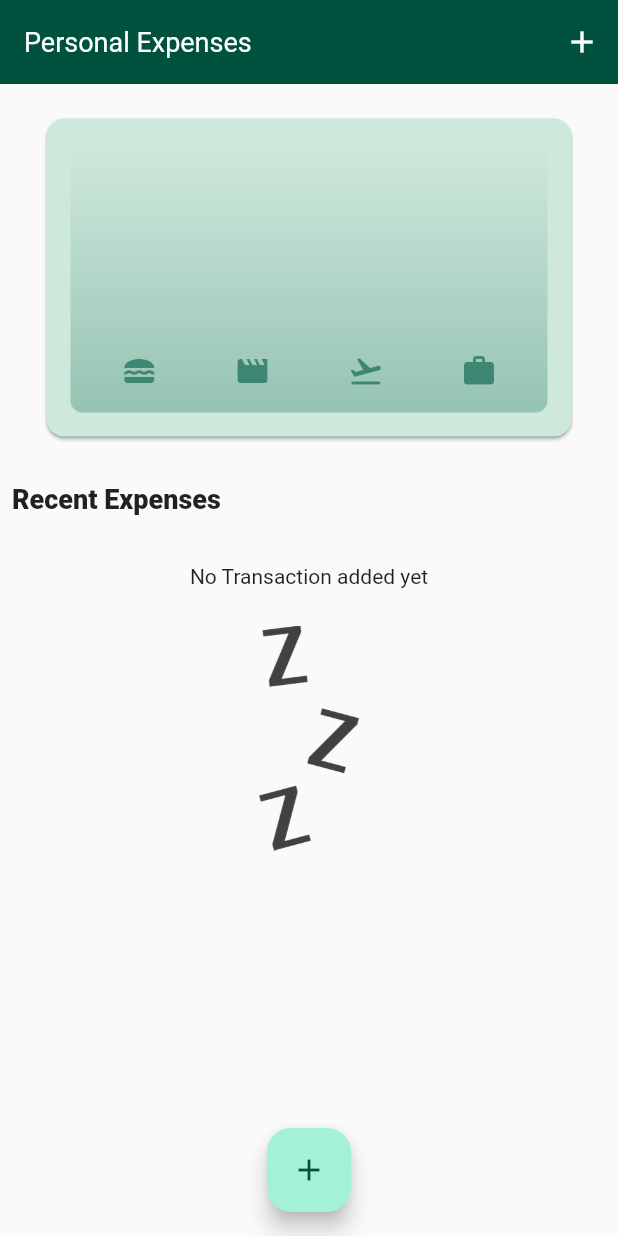
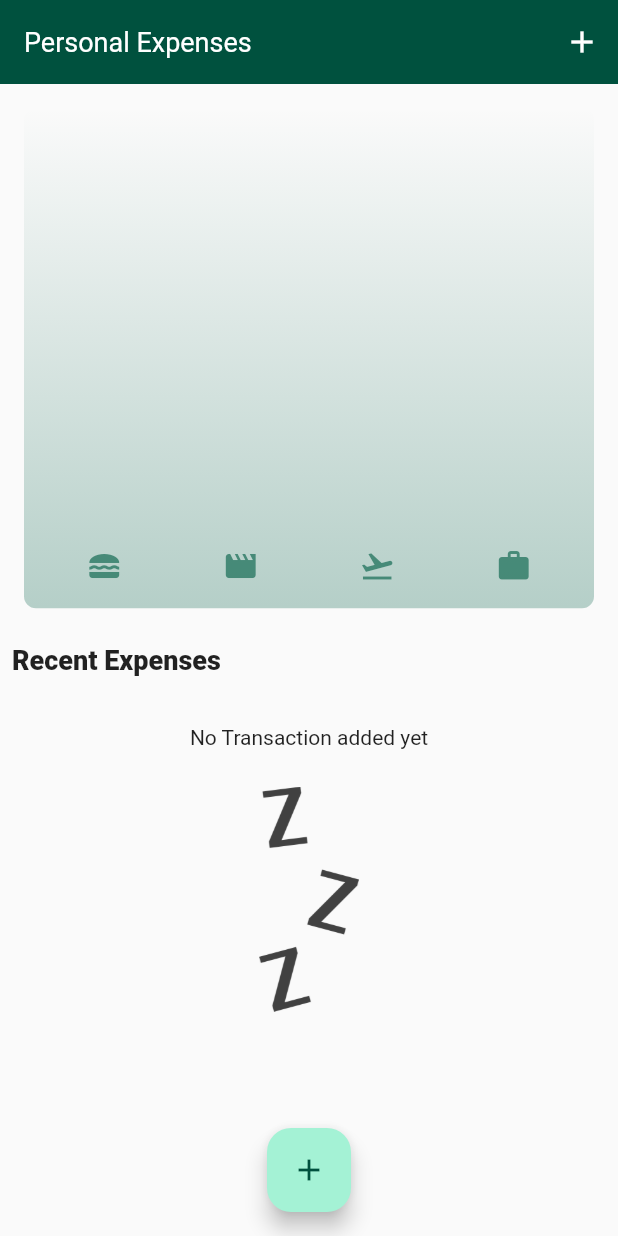
Before and after one commit to hassanbileh/Transaction, a Flutter app: the screen it shows after launch, on a phone screen of 412 x 824 dp. Run offline on Flutter 3.47's test engine with Material 2 defaults, Android fonts, the light colour scheme and no system bars; Roboto replaces fonts that are missing (OpenSans, Quicksand).

Commit message:
Small-Update

```diff
--- a/lib/models/transaction.dart
+++ b/lib/models/transaction.dart
@@ -46,7 +46,7 @@ class TransactionBucket {
   final Category category;
   final List<Transaction> transactions;
 
-  //factory constructor for filtering per category
+  //factory constructor for filtering transaction per category
   TransactionBucket.forCategory(
       List<Transaction> allTransactions, this.category)
       : transactions = allTransactions
--- a/lib/widgets/chart/chart.dart
+++ b/lib/widgets/chart/chart.dart
@@ -40,7 +40,7 @@ class Chart extends StatelessWidget {
         horizontal: 8,
       ),
       width: double.infinity,
-      height: 180,
+      height: 130,
       decoration: BoxDecoration(
         borderRadius: BorderRadius.circular(8),
         gradient: LinearGradient(
@@ -73,7 +73,7 @@ class Chart extends StatelessWidget {
                 .map(
                   (bucket) => Expanded(
                     child: Padding(
-                      padding: const EdgeInsets.symmetric(horizontal: 4),
+                      padding: const EdgeInsets.symmetric(horizontal: 2),
                       child: Icon(
                         categorieIcons[bucket.category],
                         color: isDarkMode
--- a/lib/widgets/home.dart
+++ b/lib/widgets/home.dart
@@ -66,27 +66,25 @@ class _MyHomePageState extends State<MyHomePage> {
 
   @override
   Widget build(BuildContext context) {
+    final width = MediaQuery.of(context).size.width;
     return Scaffold(
       appBar: AppBar(
-        title: Text('Personal Expenses'),
+        title: const Text('Personal Expenses'),
         actions: [
           IconButton(
-            icon: Icon(Icons.add),
+            icon: const Icon(Icons.add),
             onPressed: () => _startAddNewTransaction(context),
           ),
         ],
       ),
-      body: Column(
+      body: width < 600
+          ? Column(
               //   mainAxisAlignment: MainAxisAlignment.spaceAround,
               //   crossAxisAlignment: CrossAxisAlignment.center,
               children: <Widget>[
-          Container(
-              margin: EdgeInsets.all(10),
-              padding: EdgeInsets.all(5),
-              width: double.infinity,
-              child: Card(
+                Expanded(
                   child: Chart(transactions: _userTransactions),
-              )),
+                ),
                 //  Personal Expanses
                 Row(
                   mainAxisAlignment: MainAxisAlignment.start,
@@ -101,12 +99,45 @@ class _MyHomePageState extends State<MyHomePage> {
                           fontFamily: 'Quicksand',
                           fontWeight: FontWeight.w800,
                         ),
-                  )),
+                      ),
+                    ),
                   ],
                 ),
-          TransactionList(
+                Expanded(
+                  child: TransactionList(
                     transactions: _userTransactions,
                     onRemoveTransaction: _removeTransaction,
+                  ),
+                ),
+              ],
+            )
+          : Row(
+              // mainAxisAlignment: MainAxisAlignment.start,
+              //   crossAxisAlignment: CrossAxisAlignment.center,
+              children: <Widget>[
+                Expanded(
+                  child: Chart(transactions: _userTransactions),
+                ),
+                //  Personal Expanses
+                Expanded(
+                  child: Column(
+                    children: [
+                      const Text(
+                        'Recent Expenses',
+                        style: TextStyle(
+                          fontSize: 18,
+                          fontFamily: 'Quicksand',
+                          fontWeight: FontWeight.w800,
+                        ),
+                      ),
+                      Expanded(
+                        child: TransactionList(
+                          transactions: _userTransactions,
+                          onRemoveTransaction: _removeTransaction,
+                        ),
+                      ),
+                    ],
+                  ),
                 ),
               ],
             ),
--- a/lib/widgets/new_transaction.dart
+++ b/lib/widgets/new_transaction.dart
@@ -123,8 +123,12 @@ class _NewTransactionState extends State<NewTransaction> {
                     _selectedCategory = value;
                   });
                 },
+                value: _selectedCategory,
+
               ),
-              TextButton(onPressed: () {}, child: const Text('Cancel'),),
+              TextButton(onPressed: () {
+                Navigator.of(context).pop();
+              }, child: const Text('Cancel'),),
               TextButton(onPressed: _submitData, child: const Text('Confirm')),
             ],
 
```
Also changed, not shown: lib/main.dart (+10 -0 lines), lib/widgets/transactionlist/transaction_item.dart (+10 -5 lines). Lines whose indentation alone changed are shown as unchanged.
